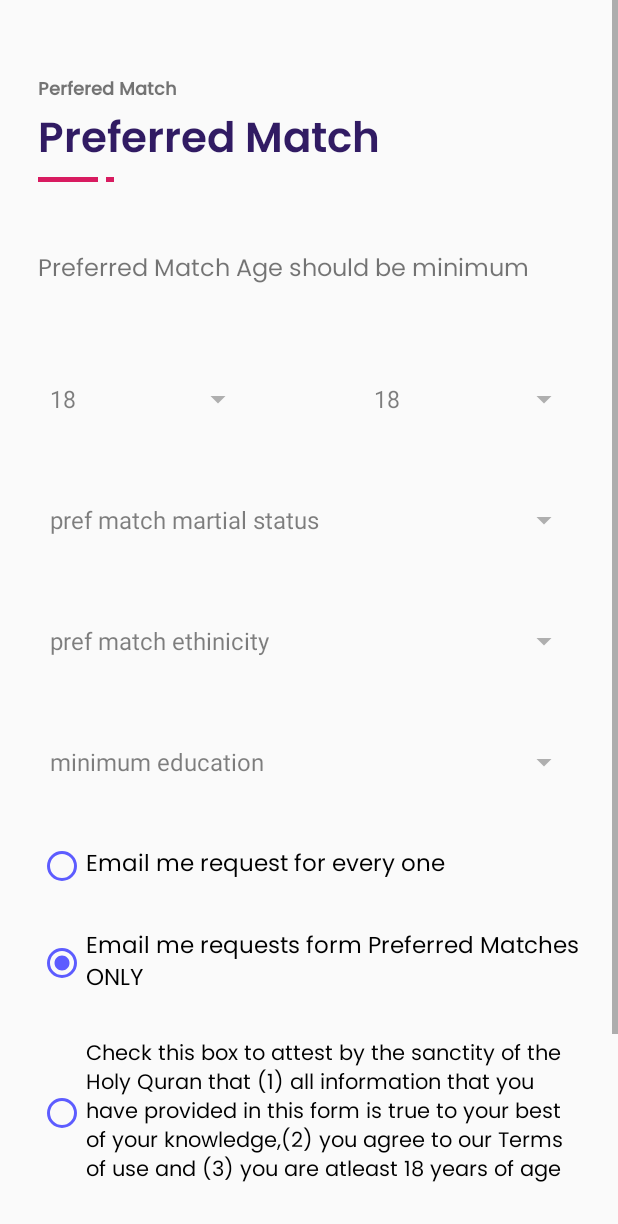
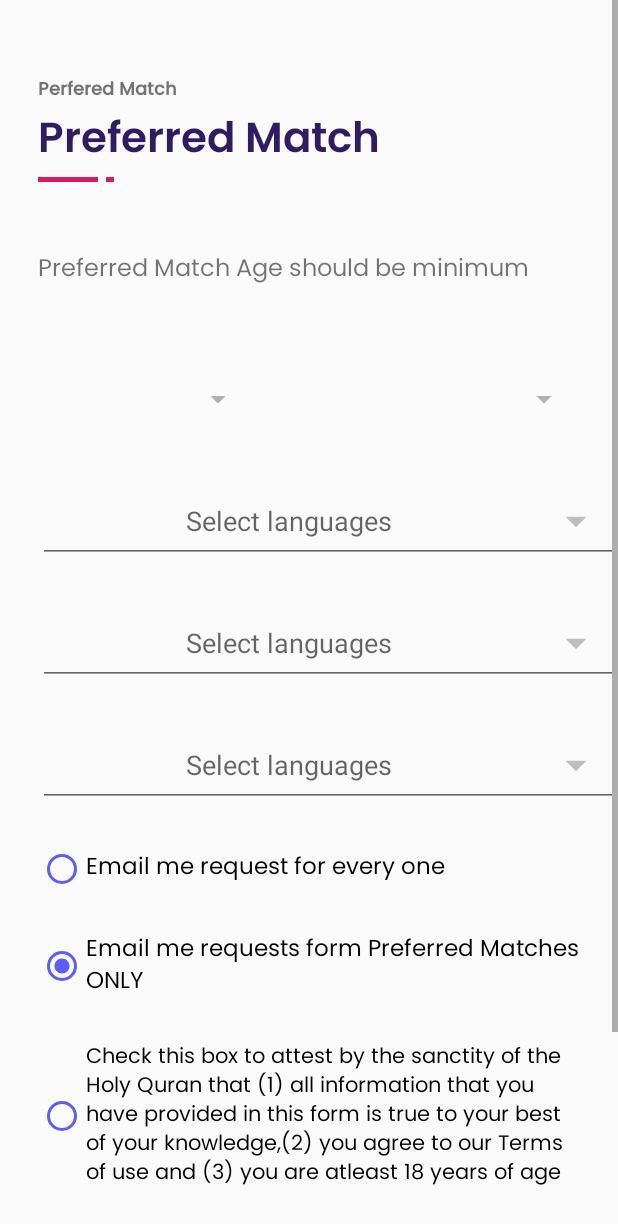
Before and after one commit to amolbodhare/shianikha, an Android app: the RegSixthPageActivity screen opened directly, with no data from a screen before it, on a phone screen of 412 x 824 dp. Shown: the top 1224 px of the screen. Run offline under Robolectric (Android 15) with nearby library versions, the phone set to English and light mode, and no system bars.

Commit message:
22-05-19 08.30 PM                                  spinner changed

```diff
--- a/app/src/main/java/com/example/shianikha/activities/RegSixthPageActivity.java
+++ b/app/src/main/java/com/example/shianikha/activities/RegSixthPageActivity.java
@@ -24,7 +24,7 @@ public class RegSixthPageActivity extends AppCompatActivity {
         btn_register=findViewById(R.id.btn_register);
 
 
-        Spinner min_age_spinner = (Spinner) findViewById(R.id.min_age_spinner);
+      /*  Spinner min_age_spinner = (Spinner) findViewById(R.id.min_age_spinner);
         Spinner max_age_spinner = (Spinner) findViewById(R.id.max_age_spinner);
         Spinner pref_match_status_spinner = (Spinner) findViewById(R.id.pref_match_status_spinner);
         Spinner pref_match_ethinicity = (Spinner) findViewById(R.id.pref_match_ethnicity_spinner);
@@ -103,10 +103,10 @@ public class RegSixthPageActivity extends AppCompatActivity {
         setSpinner(max_age_spinner,states);
         setSpinner(pref_match_status_spinner,country_res);
         setSpinner(pref_match_ethinicity,country_citi);
-        setSpinner(pref_match_min_edu_spinner,height);
+        setSpinner(pref_match_min_edu_spinner,height);*/
     }
 
-    public  void setSpinner(Spinner spinner, List<String> categories)
+    /*public  void setSpinner(Spinner spinner, List<String> categories)
     {
         // Creating adapter for spinner
         ArrayAdapter<String> dataAdapter = new ArrayAdapter<String>(this, android.R.layout.simple_spinner_dropdown_item, categories);
@@ -116,5 +116,5 @@ public class RegSixthPageActivity extends AppCompatActivity {
 
         // attaching data adapter to spinner
         spinner.setAdapter(dataAdapter);
-    }
+    }*/
 }
--- a/app/src/main/java/com/example/shianikha/activities/RegisterationActivity.java
+++ b/app/src/main/java/com/example/shianikha/activities/RegisterationActivity.java
@@ -75,7 +75,7 @@ public class RegisterationActivity extends AppCompatActivity
         });
 
         setUpEditTextClickListner();
-        //setUpTextWatcher();
+        setUpTextWatcher();
 
         // Spinner click listener
         //spinner.setOnItemSelectedListener(this);
--- a/app/src/main/res/layout/activity_reg_fifth_page.xml
+++ b/app/src/main/res/layout/activity_reg_fifth_page.xml
@@ -187,7 +187,7 @@
     <LinearLayout
         android:id="@+id/includeContainer"
         android:layout_width="300dp"
-        android:layout_height="wrap_content"
+        android:layout_height="match_parent"
         android:layout_alignParentRight="true"
         android:elevation="7dp"
         android:translationX="300dp">
--- a/app/src/main/res/layout/activity_reg_fourth_page.xml
+++ b/app/src/main/res/layout/activity_reg_fourth_page.xml
@@ -278,7 +278,7 @@
     <LinearLayout
         android:id="@+id/includeContainer"
         android:layout_width="300dp"
-        android:layout_height="wrap_content"
+        android:layout_height="match_parent"
         android:layout_alignParentRight="true"
         android:elevation="7dp"
         android:translationX="300dp">
--- a/app/src/main/res/layout/activity_reg_second_page.xml
+++ b/app/src/main/res/layout/activity_reg_second_page.xml
@@ -243,7 +243,7 @@
     <LinearLayout
         android:id="@+id/includeContainer"
         android:layout_width="300dp"
-        android:layout_height="wrap_content"
+        android:layout_height="match_parent"
         android:layout_alignParentRight="true"
         android:elevation="7dp"
         android:translationX="300dp">
--- a/app/src/main/res/layout/activity_reg_sixth_page.xml
+++ b/app/src/main/res/layout/activity_reg_sixth_page.xml
@@ -99,32 +99,109 @@
 
             </LinearLayout>
 
-            <Spinner
+           <!-- <Spinner
                 android:id="@+id/pref_match_status_spinner"
-                android:alpha="0.5"
                 android:layout_width="match_parent"
-                android:layout_height="55dp"
+                android:layout_height="59dp"
                 android:layout_marginLeft="25dp"
                 android:layout_marginTop="25dp"
-                android:layout_marginRight="25dp" />
+                android:layout_marginRight="25dp"
+                android:alpha="0.5" />
+-->
+            <RelativeLayout
+                android:id="@+id/pref_match_status_spinner_layout"
+                android:layout_width="match_parent"
+                android:layout_marginTop="25dp"
+                android:layout_marginLeft="25dp"
+                android:layout_height="56dp">
 
-            <Spinner
+                <EditText
+                    android:id="@+id/pref_match_ed"
+                    android:layout_width="match_parent"
+                    android:layout_height="match_parent"
+                    android:hint="Select languages"
+                    android:gravity="center"
+                    android:focusable="false"
+                    android:paddingRight="56dp" />
+
+                <ImageView
+                    android:layout_width="56dp"
+                    android:layout_height="match_parent"
+                    android:layout_alignParentRight="true"
+                    android:layout_centerVertical="true"
+                    android:padding="11dp"
+                    android:src="@drawable/ic_arrow_drop_down_black_24dp"
+                    android:tint="#bdbdbd" />
+            </RelativeLayout>
+
+
+            <!--<Spinner
                 android:id="@+id/pref_match_ethnicity_spinner"
                 android:alpha="0.5"
                 android:layout_width="match_parent"
                 android:layout_height="55dp"
                 android:layout_marginLeft="25dp"
                 android:layout_marginTop="25dp"
-                android:layout_marginRight="25dp" />
+                android:layout_marginRight="25dp" />-->
+            <RelativeLayout
+                android:id="@+id/pref_match_ethnicity_spinner_layout"
+                android:layout_width="match_parent"
+                android:layout_marginTop="25dp"
+                android:layout_marginLeft="25dp"
+                android:layout_height="56dp">
 
-            <Spinner
+                <EditText
+                    android:id="@+id/pref_match_ethnicity_spinner_ed"
+                    android:layout_width="match_parent"
+                    android:layout_height="match_parent"
+                    android:hint="Select languages"
+                    android:gravity="center"
+                    android:focusable="false"
+                    android:paddingRight="56dp" />
+
+                <ImageView
+                    android:layout_width="56dp"
+                    android:layout_height="match_parent"
+                    android:layout_alignParentRight="true"
+                    android:layout_centerVertical="true"
+                    android:padding="11dp"
+                    android:src="@drawable/ic_arrow_drop_down_black_24dp"
+                    android:tint="#bdbdbd" />
+            </RelativeLayout>
+
+            <!--<Spinner
                 android:id="@+id/pref_match_min_education_spinner"
                 android:alpha="0.5"
                 android:layout_width="match_parent"
                 android:layout_height="55dp"
                 android:layout_marginLeft="25dp"
                 android:layout_marginTop="25dp"
-                android:layout_marginRight="25dp" />
+                android:layout_marginRight="25dp" />-->
+            <RelativeLayout
+                android:id="@+id/pref_match_min_education_spinner_layout"
+                android:layout_width="match_parent"
+                android:layout_marginTop="25dp"
+                android:layout_marginLeft="25dp"
+                android:layout_height="56dp">
+
+                <EditText
+                    android:id="@+id/pref_match_min_education_spinner_ed"
+                    android:layout_width="match_parent"
+                    android:layout_height="match_parent"
+                    android:hint="Select languages"
+                    android:gravity="center"
+                    android:focusable="false"
+                    android:paddingRight="56dp" />
+
+                <ImageView
+                    android:layout_width="56dp"
+                    android:layout_height="match_parent"
+                    android:layout_alignParentRight="true"
+                    android:layout_centerVertical="true"
+                    android:padding="11dp"
+                    android:src="@drawable/ic_arrow_drop_down_black_24dp"
+                    android:tint="#bdbdbd" />
+            </RelativeLayout>
 
             <RadioButton
                 android:layout_width="wrap_content"
--- a/app/src/main/res/layout/activity_reg_third_page.xml
+++ b/app/src/main/res/layout/activity_reg_third_page.xml
@@ -293,7 +293,7 @@
     <LinearLayout
         android:id="@+id/includeContainer"
         android:layout_width="300dp"
-        android:layout_height="wrap_content"
+        android:layout_height="match_parent"
         android:layout_alignParentRight="true"
         android:elevation="7dp"
         android:translationX="300dp">
--- a/app/src/main/res/layout/activity_registeration.xml
+++ b/app/src/main/res/layout/activity_registeration.xml
@@ -220,7 +220,7 @@
     <LinearLayout
         android:id="@+id/includeContainer"
         android:layout_width="300dp"
-        android:layout_height="wrap_content"
+        android:layout_height="match_parent"
         android:layout_alignParentRight="true"
         android:elevation="7dp"
         android:translationX="300dp">
--- a/app/src/main/res/layout/custom_spinner.xml
+++ b/app/src/main/res/layout/custom_spinner.xml
@@ -8,13 +8,13 @@
         android:id="@+id/linearLayout"
         android:layout_width="match_parent"
         android:layout_height="wrap_content"
-        android:layout_marginTop="100dp"
         android:background="#f5f5f5"
         android:padding="20dp">
 
         <EditText
             android:id="@+id/editText"
             android:layout_width="match_parent"
+            android:layout_marginTop="100dp"
             android:layout_height="54dp"
             android:hint="Search Religion"
             android:inputType="textPersonName"
@@ -27,6 +27,7 @@
             android:id="@+id/searchImageView"
             android:layout_width="54dp"
             android:layout_height="54dp"
+            android:layout_marginTop="100dp"
             android:src="@drawable/ic_search_black_24dp"
             android:padding="13dp"
             android:layout_alignParentRight="true"
```
